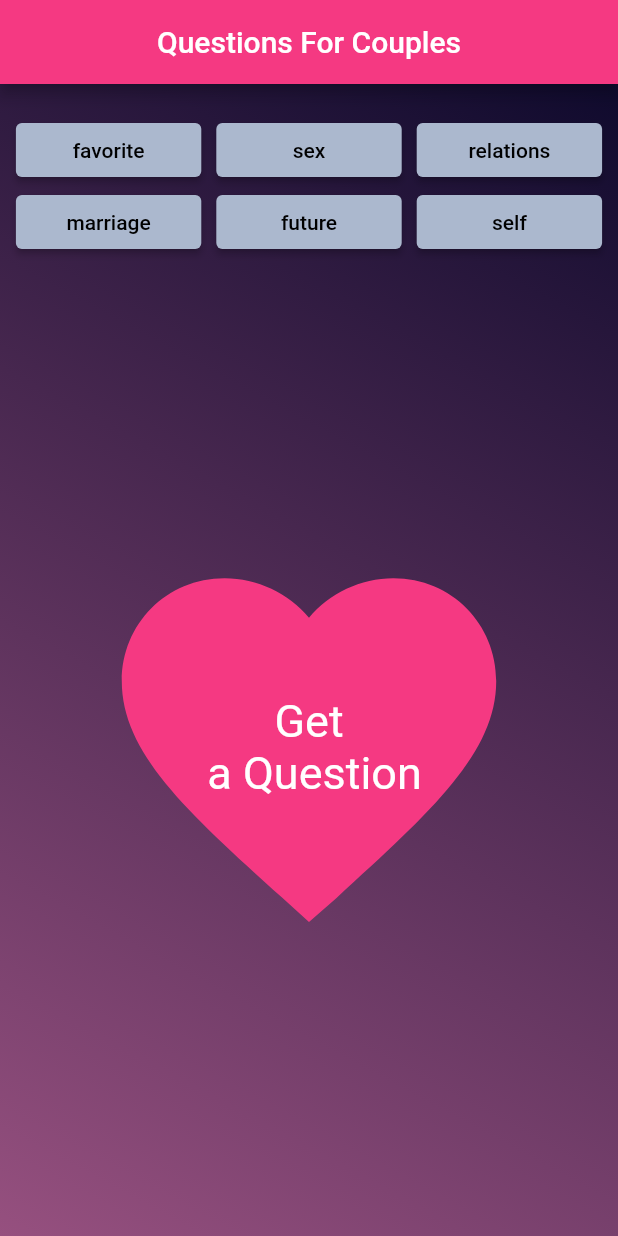
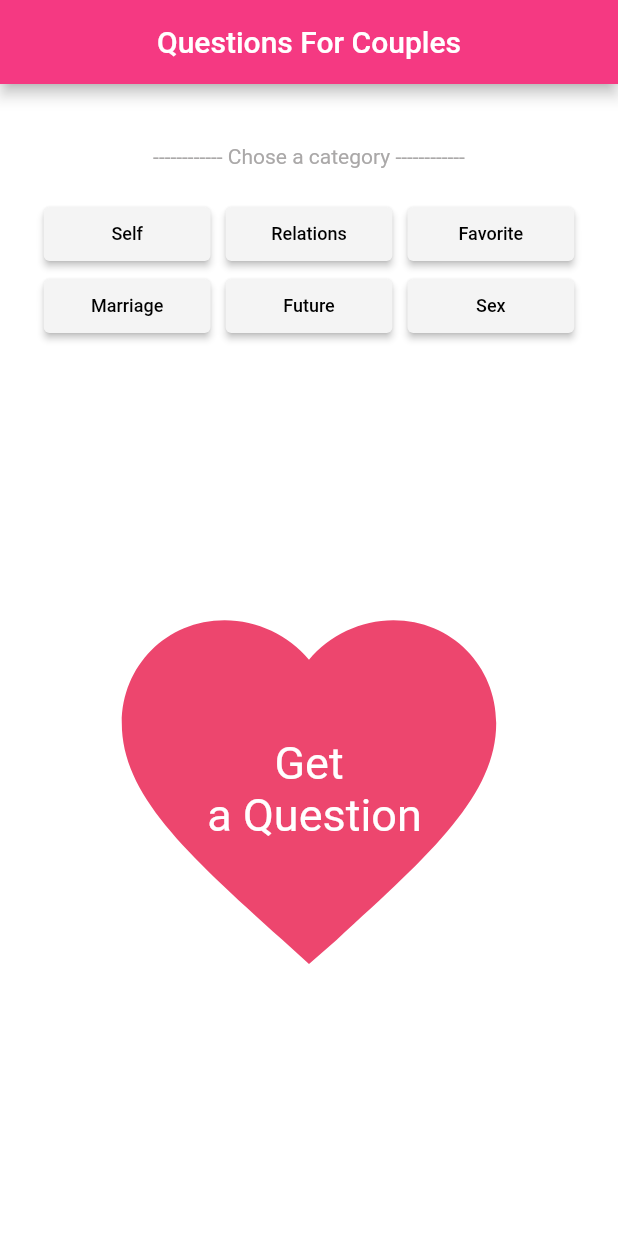
Before and after one commit to Baronsindo/questions_for_couples, a Flutter app: the screen it shows after launch, on a phone screen of 412 x 824 dp. Run offline on Flutter 3.47's test engine with Material 2 defaults, Android fonts, the phone set to English and light mode, and no system bars; our stand-ins replace flutter_spinkit, sqflite; accounts and stored records are empty.

Commit message:
Kan9as styling

```diff
--- a/lib/main.dart
+++ b/lib/main.dart
@@ -1,4 +1,5 @@
 import 'package:flutter/material.dart';
+import 'package:questions_for_couples/tools/app_constant.dart';
 import 'package:questions_for_couples/widgets/tag_buttons.dart';
 import 'package:flutter/services.dart';
 import 'package:questions_for_couples/tools/database_hepler.dart';
@@ -26,7 +27,7 @@ class MyApp extends StatelessWidget {
           // or simply save your changes to "hot reload" in a Flutter IDE).
           // Notice that the counter didn't reset back to zero; the application
           // is not restarted.
-        primarySwatch: Colors.blue,
+          // primarySwatch: AppConstant.clicked_button,
           ),
       home: MyHomePage(),
     );
@@ -60,26 +61,54 @@ class _MyHomePageState extends State<MyHomePage> {
             alertDialogMaker(value[0].text),
           });
     }
+    setState(() {
+      spinerVisibility = false;
+    });
   }
 
   void alertDialogMaker(message) {
     showDialog(
       context: context,
       builder: (BuildContext context) => AlertDialog(
-        title: Text('The Question is '),
         content: Column(
           mainAxisSize: MainAxisSize.min,
-          crossAxisAlignment: CrossAxisAlignment.start,
+          // crossAxisAlignment: CrossAxisAlignment.start,
+
           children: [
-            Text(message),
+            Center(child: Text(message)),
           ],
         ),
         actions: [
+          Padding(
+            padding: const EdgeInsets.only(left: 8.0, right: 8.0),
+            child: Row(
+                mainAxisAlignment: MainAxisAlignment.spaceBetween,
+                children: [
                   ElevatedButton(
+                    style: ElevatedButton.styleFrom(
+                      primary: AppConstant.close_button,
+                    ),
                     onPressed: () {
-              Clipboard.setData(new ClipboardData(text: message)).then((_) {
-                ScaffoldMessenger.of(context).showSnackBar(
-                    SnackBar(content: Text('Copied to your clipboard !')));
+                      Navigator.of(context).pop();
+
+                      setState(() {
+                        spinerVisibility = false;
+                      });
+                    },
+                    child: const Text('Close'),
+                  ),
+                  SizedBox(
+                    width: 20,
+                  ),
+                  ElevatedButton(
+                    style: ElevatedButton.styleFrom(
+                      primary: AppConstant.copy_button,
+                    ),
+                    onPressed: () {
+                      Clipboard.setData(new ClipboardData(text: message))
+                          .then((_) {
+                        ScaffoldMessenger.of(context).showSnackBar(SnackBar(
+                            content: Text('Copied to your clipboard !')));
                       });
                       Navigator.of(context).pop();
 
@@ -87,7 +116,9 @@ class _MyHomePageState extends State<MyHomePage> {
                         spinerVisibility = false;
                       });
                     },
-            child: const Text('Copy & close'),
+                    child: const Text('Copy'),
+                  ),
+                ]),
           ),
         ],
       ),
@@ -104,19 +135,18 @@ class _MyHomePageState extends State<MyHomePage> {
       body: Stack(
         children: [
           Container(
-            decoration: BoxDecoration(
-              gradient: LinearGradient(
-                  colors: [
-                    const Color(0xFF96507F),
-                    const Color(0xFF0F0A2D),
-                  ],
-                  begin: const FractionalOffset(0.0, 1.0),
-                  end: const FractionalOffset(1.0, 0.0),
-                  stops: [0.0, 1.0],
-                  tileMode: TileMode.clamp),
-            ),
+            color: Colors.white,
             child: Column(
               children: [
+                SizedBox(
+                  height: 40,
+                ),
+                Center(
+                  child: Text(
+                    "------------ Chose a category ------------",
+                    style: TextStyle(color: AppConstant.label),
+                  ),
+                ),
                 SizedBox(
                   height: 20,
                 ),
@@ -130,7 +160,7 @@ class _MyHomePageState extends State<MyHomePage> {
                           onPressed: () => {search()},
                           icon: Icon(Icons.favorite),
                           iconSize: 300,
-                          color: Color(0xFFF53982),
+                          color: AppConstant.main,
                         ),
                         GestureDetector(
                           onTap: () => {search()},
@@ -138,7 +168,7 @@ class _MyHomePageState extends State<MyHomePage> {
                             "Get \n a Question",
                             textAlign: TextAlign.center,
                             style: TextStyle(
-                              color: Colors.white,
+                              color: AppConstant.clicked_button_text,
                               fontSize: 30,
                             ),
                           ),
@@ -153,13 +183,11 @@ class _MyHomePageState extends State<MyHomePage> {
           Visibility(
             visible: spinerVisibility,
             child: Container(
-              color: Color(0xFFABB8CE),
+              color: AppConstant.clicked_button_text,
               child: SpinKitFoldingCube(itemBuilder: (_, int index) {
                 return DecoratedBox(
                   decoration: BoxDecoration(
-                    color: index.isEven
-                        ? const Color(0xFFF53982)
-                        : const Color(0xFF96507F),
+                    color: index.isEven ? AppConstant.main : AppConstant.info,
                   ),
                 );
               }),
--- a/lib/tools/app_constant.dart
+++ b/lib/tools/app_constant.dart
@@ -1,6 +1,17 @@
 import 'package:flutter/material.dart';
 
 class AppConstant {
+  static const main = Color(0xFFED466E);
+  static const info = Color(0xFFFF00FF);
+  static const button = Color(0xFFF4F4F4);
+  static const button_text = Color(0xFF000000);
+  static const clicked_button = Color(0xFFED466E);
+  static const clicked_button_text = Color(0xFFFFFFFF);
+  static const label = Color(0xFFAAA8A8);
+
+  static const close_button = Color(0xFFFF6A6A);
+  static const copy_button = Color(0xFF7B61FF);
+
   static const yellow = Color(0xFFfdce20);
   static const list_background = Color(0xFFf2f2f4);
   static const char_color = Color(0xFF000000);
--- a/lib/widgets/tag_buttons.dart
+++ b/lib/widgets/tag_buttons.dart
@@ -1,5 +1,6 @@
 import 'package:flutter/material.dart';
 import 'package:questions_for_couples/models/Tag.dart';
+import 'package:questions_for_couples/tools/app_constant.dart';
 
 class TagButtons extends StatefulWidget {
   TagButtons({Key? key}) : super(key: key);
@@ -11,12 +12,12 @@ class TagButtons extends StatefulWidget {
 
 class _TagButtonsState extends State<TagButtons> {
   var tag_list = [
-    new Tag(id: 1, value: "favorite", text: "favorite", isPressed: false),
-    new Tag(id: 1, value: "sex", text: "sex", isPressed: false),
-    new Tag(id: 1, value: "relationships", text: "relations", isPressed: false),
-    new Tag(id: 1, value: "marriage", text: "marriage", isPressed: false),
-    new Tag(id: 1, value: "future", text: "future", isPressed: false),
-    new Tag(id: 1, value: "self", text: "self", isPressed: false),
+    new Tag(id: 1, value: "self", text: "Self", isPressed: false),
+    new Tag(id: 1, value: "relationships", text: "Relations", isPressed: false),
+    new Tag(id: 1, value: "favorite", text: "Favorite", isPressed: false),
+    new Tag(id: 1, value: "marriage", text: "Marriage", isPressed: false),
+    new Tag(id: 1, value: "future", text: "Future", isPressed: false),
+    new Tag(id: 1, value: "sex", text: "Sex", isPressed: false),
   ];
 
   @override
@@ -43,18 +44,27 @@ class _TagButtonsState extends State<TagButtons> {
 
     tag_list.forEach((tagListItem) {
       elevatedButtonList.add(Container(
-        width: MediaQuery.of(context).size.width * 0.3,
+        width: MediaQuery.of(context).size.width * 0.27,
         child: ElevatedButton(
           onPressed: () => {
             tagClick(tagListItem),
           },
-          child: Text(tagListItem.text),
+          child: Text(
+            tagListItem.text,
+            style: TextStyle(
+              fontSize: 12,
+            ),
+          ),
           style: ElevatedButton.styleFrom(
             primary: tagListItem.isPressed
-                ? const Color(0xFF96507F)
-                : const Color(0xFFABB8CE),
-            onPrimary: tagListItem.isPressed ? Colors.white : Colors.black,
-            onSurface: tagListItem.isPressed ? Colors.grey : Colors.black,
+                ? AppConstant.clicked_button
+                : AppConstant.button,
+            onPrimary: tagListItem.isPressed
+                ? AppConstant.clicked_button_text
+                : AppConstant.button_text,
+            // onSurface: tagListItem.isPressed
+            //     ? AppConstant.clicked_button
+            //     : AppConstant.clicked_button,
           ),
         ),
       ));
```
Lines whose indentation alone changed are shown as unchanged.
